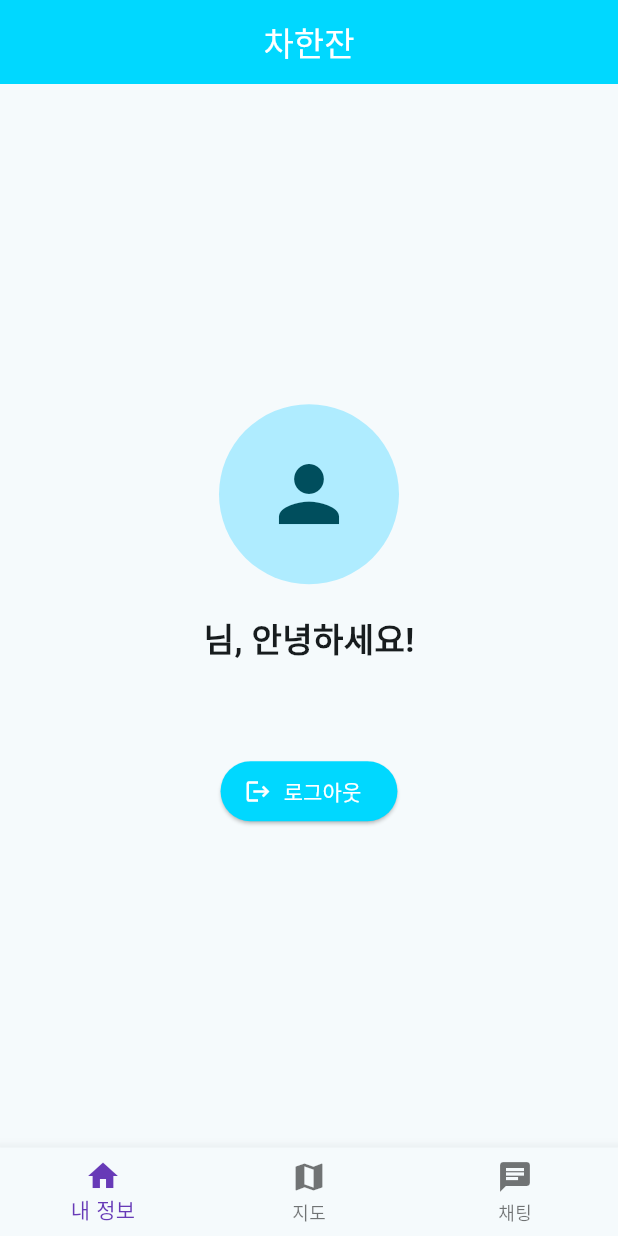
After one commit to seoulcumulus/chahanjan_app, a Flutter app: the screen it shows once a user with an empty profile is signed in, on a phone screen of 412 x 824 dp. The commit adds this screen. Run offline on Flutter 3.47's test engine with Material 3 defaults, Android fonts, the phone set to English and light mode, and no system bars; our stand-ins replace cloud_firestore, firebase_auth, firebase_core, firebase_messaging, firebase_storage, geolocator and 3 more; missing offline and left inert: kakao_flutter_sdk, translator, zego_uikit_prebuilt_call; accounts and stored records are empty; network calls fail.

Commit message:
홈화면 기존회원 환영화면에 내정보, 지도,채팅구현

```diff
--- /dev/null
+++ b/lib/home_screen.dart
@@ -0,0 +1,114 @@
+import 'package:firebase_auth/firebase_auth.dart';
+import 'package:flutter/material.dart';
+
+class HomeScreen extends StatefulWidget {
+  const HomeScreen({super.key});
+
+  @override
+  State<HomeScreen> createState() => _HomeScreenState();
+}
+
+class _HomeScreenState extends State<HomeScreen> {
+  // 현재 선택된 탭 번호 (0: 홈, 1: 지도, 2: 채팅)
+  int _selectedIndex = 0;
+
+  // 탭을 눌렀을 때 실행될 함수
+  void _onItemTapped(int index) {
+    setState(() {
+      _selectedIndex = index;
+    });
+  }
+
+  @override
+  Widget build(BuildContext context) {
+    final user = FirebaseAuth.instance.currentUser;
+
+    // 각 탭에 보여줄 화면들
+    final List<Widget> pages = [
+      // [0번: 홈 탭] - 아까 보셨던 환영 화면
+      Center(
+        child: Column(
+          mainAxisAlignment: MainAxisAlignment.center,
+          children: [
+            CircleAvatar(
+              radius: 60,
+              backgroundImage: user?.photoURL != null
+                  ? NetworkImage(user!.photoURL!)
+                  : null,
+              child: user?.photoURL == null
+                  ? const Icon(Icons.person, size: 60)
+                  : null,
+            ),
+            const SizedBox(height: 20),
+            Text(
+              "${user?.displayName ?? '사용자'}님, 안녕하세요!",
+              style: const TextStyle(fontSize: 22, fontWeight: FontWeight.bold),
+            ),
+            const SizedBox(height: 10),
+            Text(user?.email ?? "", style: const TextStyle(color: Colors.grey)),
+            const SizedBox(height: 30),
+            ElevatedButton.icon(
+              icon: const Icon(Icons.logout),
+              label: const Text("로그아웃"),
+              onPressed: () => FirebaseAuth.instance.signOut(),
+            ),
+          ],
+        ),
+      ),
+
+      // [1번: 지도 탭] - 나중에 지도 코드를 여기에 넣을 거예요
+      const Center(
+        child: Column(
+          mainAxisAlignment: MainAxisAlignment.center,
+          children: [
+            Icon(Icons.map, size: 100, color: Colors.blue),
+            SizedBox(height: 20),
+            Text("여기에 지도가 나옵니다", style: TextStyle(fontSize: 20)),
+          ],
+        ),
+      ),
+
+      // [2번: 채팅 탭] - 나중에 채팅 목록을 여기에 넣을 거예요
+      const Center(
+        child: Column(
+          mainAxisAlignment: MainAxisAlignment.center,
+          children: [
+            Icon(Icons.chat_bubble, size: 100, color: Colors.green),
+            SizedBox(height: 20),
+            Text("여기에 채팅방이 나옵니다", style: TextStyle(fontSize: 20)),
+          ],
+        ),
+      ),
+    ];
+
+    return Scaffold(
+      appBar: AppBar(
+        title: const Text("차한잔"),
+        centerTitle: true,
+      ),
+      // 현재 선택된 페이지 보여주기
+      body: pages[_selectedIndex],
+
+      // 하단 내비게이션 바 (메뉴)
+      bottomNavigationBar: BottomNavigationBar(
+        items: const <BottomNavigationBarItem>[
+          BottomNavigationBarItem(
+            icon: Icon(Icons.home),
+            label: '내 정보',
+          ),
+          BottomNavigationBarItem(
+            icon: Icon(Icons.map),
+            label: '지도',
+          ),
+          BottomNavigationBarItem(
+            icon: Icon(Icons.chat),
+            label: '채팅',
+          ),
+        ],
+        currentIndex: _selectedIndex,
+        selectedItemColor: Colors.deepPurple,
+        onTap: _onItemTapped,
+      ),
+    );
+  }
+}
--- a/lib/main.dart
+++ b/lib/main.dart
@@ -6,6 +6,7 @@ import 'package:chahanjan_app/screens/map_screen.dart';
 import 'package:chahanjan_app/screens/profile_setup_screen.dart';
 import 'package:chahanjan_app/screens/lounge_screen.dart'; // Added
 import 'package:chahanjan_app/utils/app_strings.dart'; // Added
+import 'package:chahanjan_app/home_screen.dart'; // 👈 새로 추가!
 
 import 'package:provider/provider.dart';
 import 'package:chahanjan_app/providers/user_provider.dart';
@@ -88,37 +89,8 @@ class MyApp extends StatelessWidget {
 
         useMaterial3: true,
       ),
-      home: StreamBuilder<User?>(
-        stream: FirebaseAuth.instance.authStateChanges(),
-        builder: (context, snapshot) {
-          // 1. 연결 상태 확인
-          if (snapshot.connectionState == ConnectionState.waiting) {
-            return const Center(child: CircularProgressIndicator());
-          }
-
-          // 2. 로그인 여부 확인
-          if (snapshot.hasData) {
-            // 로그인 됨 -> 프로필 있는지 확인
-            return FutureBuilder<DocumentSnapshot>(
-              future: FirebaseFirestore.instance.collection('users').doc(snapshot.data!.uid).get(),
-              builder: (context, userSnapshot) {
-                if (userSnapshot.connectionState == ConnectionState.waiting) {
-                  return const Scaffold(body: Center(child: CircularProgressIndicator()));
-                }
-
-                if (userSnapshot.hasData && userSnapshot.data!.exists) {
-                  return const MapScreen(); // 프로필 있음 -> 지도
-                } else {
-                  return const ProfileSetupScreen(); // 프로필 없음 -> 설정
-                }
-              },
-            );
-          }
-
-          // 3. 로그인 안됨 -> 로그인 화면
-          return const LoginScreen();
-        },
-      ),
+      // 🚪 문지기 역할 - 로그인 여부 확인
+      home: const AuthGate(),
       routes: {
         '/login': (context) => const LoginScreen(),
         '/signup': (context) => const SignupScreen(),
@@ -129,3 +101,31 @@ class MyApp extends StatelessWidget {
     );
   }
 }
+
+// 🚪 문지기 역할 (로그인 여부 확인)
+class AuthGate extends StatelessWidget {
+  const AuthGate({super.key});
+
+  @override
+  Widget build(BuildContext context) {
+    return StreamBuilder<User?>(
+      stream: FirebaseAuth.instance.authStateChanges(),
+      builder: (context, snapshot) {
+        // 로딩 중일 때
+        if (snapshot.connectionState == ConnectionState.waiting) {
+          return const Scaffold(
+            body: Center(child: CircularProgressIndicator()),
+          );
+        }
+
+        // 로그인 되어 있으면 -> 홈 화면(HomeScreen)으로!
+        if (snapshot.hasData) {
+          return const HomeScreen();
+        }
+
+        // 안 되어 있으면 -> 로그인 화면(LoginScreen)으로!
+        return const LoginScreen();
+      },
+    );
+  }
+}
```
